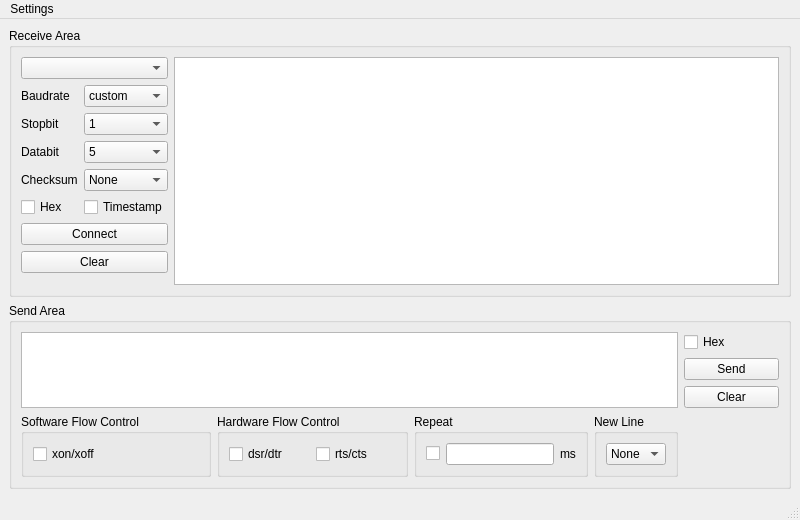
Above: src/main.ui from nixgnauhcuy/QtComMate before the change. Below: the same form after it.
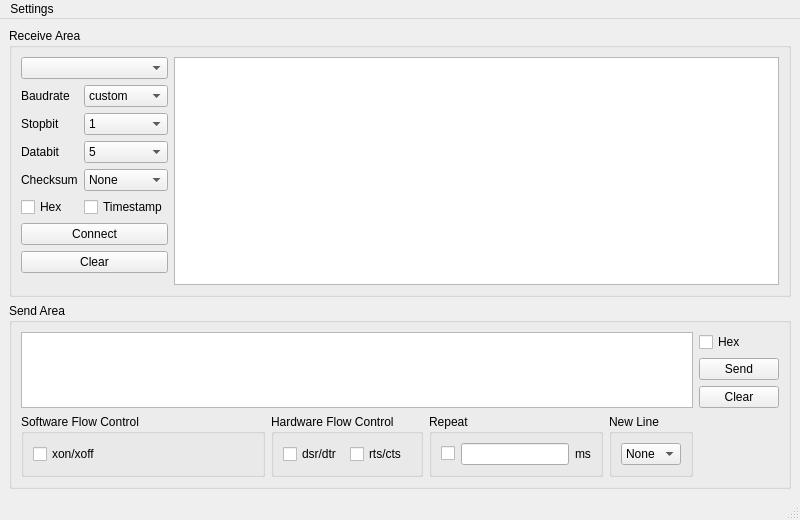
That is the form after the change. Icons and pictures are not drawn. Custom widgets are drawn as their Qt base class.

Commit message: Change - Change the control QTextEdit to QPainTextEdit Fix Bug - Fix the bug that the next run does not take effect after changing the language

Diff of the .ui file:
```diff
--- a/src/main.ui
+++ b/src/main.ui
@@ -30,70 +30,7 @@
       <property name="title">
        <string>Send Area</string>
       </property>
-      <layout class="QGridLayout" name="gridLayout_3" columnstretch="2,2,0,0,1">
-       <item row="0" column="0" rowspan="3" colspan="4">
-        <widget class="QTextEdit" name="SerialSendTextEdit"/>
-       </item>
-       <item row="0" column="4">
-        <widget class="QCheckBox" name="SerialSendHexCheckBox">
-         <property name="text">
-          <string>Hex</string>
-         </property>
-        </widget>
-       </item>
-       <item row="1" column="4">
-        <widget class="QPushButton" name="SerialSendPushButton">
-         <property name="text">
-          <string>Send</string>
-         </property>
-        </widget>
-       </item>
-       <item row="2" column="4">
-        <widget class="QPushButton" name="SerialSendClearPushButton">
-         <property name="text">
-          <string>Clear</string>
-         </property>
-        </widget>
-       </item>
-       <item row="3" column="0">
-        <widget class="QGroupBox" name="SerialSoftFlowControlGroupBox">
-         <property name="title">
-          <string>Software Flow Control</string>
-         </property>
-         <layout class="QHBoxLayout" name="horizontalLayout">
-          <item>
-           <widget class="QCheckBox" name="SerialSoftFlowControlCheckBox">
-            <property name="text">
-             <string>xon/xoff</string>
-            </property>
-           </widget>
-          </item>
-         </layout>
-        </widget>
-       </item>
-       <item row="3" column="1">
-        <widget class="QGroupBox" name="SerialHardFlowControlGroupBox">
-         <property name="title">
-          <string>Hardware Flow Control</string>
-         </property>
-         <layout class="QHBoxLayout" name="horizontalLayout_2">
-          <item>
-           <widget class="QCheckBox" name="SerialHardFlowControlDSRDTRCheckBox">
-            <property name="text">
-             <string>dsr/dtr</string>
-            </property>
-           </widget>
-          </item>
-          <item>
-           <widget class="QCheckBox" name="SerialHardFlowControlRTSCTSCheckBox">
-            <property name="text">
-             <string>rts/cts</string>
-            </property>
-           </widget>
-          </item>
-         </layout>
-        </widget>
-       </item>
+      <layout class="QGridLayout" name="gridLayout_3" columnstretch="2,0,0,0,0">
        <item row="3" column="2">
         <widget class="QGroupBox" name="SerialSendRepeatGroupBox">
          <property name="title">
@@ -120,6 +57,43 @@
          </layout>
         </widget>
        </item>
+       <item row="3" column="1">
+        <widget class="QGroupBox" name="SerialHardFlowControlGroupBox">
+         <property name="title">
+          <string>Hardware Flow Control</string>
+         </property>
+         <layout class="QHBoxLayout" name="horizontalLayout_2">
+          <item>
+           <widget class="QCheckBox" name="SerialHardFlowControlDSRDTRCheckBox">
+            <property name="text">
+             <string>dsr/dtr</string>
+            </property>
+           </widget>
+          </item>
+          <item>
+           <widget class="QCheckBox" name="SerialHardFlowControlRTSCTSCheckBox">
+            <property name="text">
+             <string>rts/cts</string>
+            </property>
+           </widget>
+          </item>
+         </layout>
+        </widget>
+       </item>
+       <item row="1" column="4">
+        <widget class="QPushButton" name="SerialSendPushButton">
+         <property name="text">
+          <string>Send</string>
+         </property>
+        </widget>
+       </item>
+       <item row="0" column="4">
+        <widget class="QCheckBox" name="SerialSendHexCheckBox">
+         <property name="text">
+          <string>Hex</string>
+         </property>
+        </widget>
+       </item>
        <item row="3" column="3">
         <widget class="QGroupBox" name="SerialSendLineFeedGroupBox">
          <property name="title">
@@ -153,6 +127,32 @@
          </layout>
         </widget>
        </item>
+       <item row="3" column="0">
+        <widget class="QGroupBox" name="SerialSoftFlowControlGroupBox">
+         <property name="title">
+          <string>Software Flow Control</string>
+         </property>
+         <layout class="QHBoxLayout" name="horizontalLayout">
+          <item>
+           <widget class="QCheckBox" name="SerialSoftFlowControlCheckBox">
+            <property name="text">
+             <string>xon/xoff</string>
+            </property>
+           </widget>
+          </item>
+         </layout>
+        </widget>
+       </item>
+       <item row="2" column="4">
+        <widget class="QPushButton" name="SerialSendClearPushButton">
+         <property name="text">
+          <string>Clear</string>
+         </property>
+        </widget>
+       </item>
+       <item row="0" column="0" rowspan="3" colspan="4">
+        <widget class="QPlainTextEdit" name="SerialSendPlainTextEdit"/>
+       </item>
       </layout>
      </widget>
     </item>
```
Left out of the diff: 25 changed lines with no effect on the pictures. The commit also changes 5 other files.
